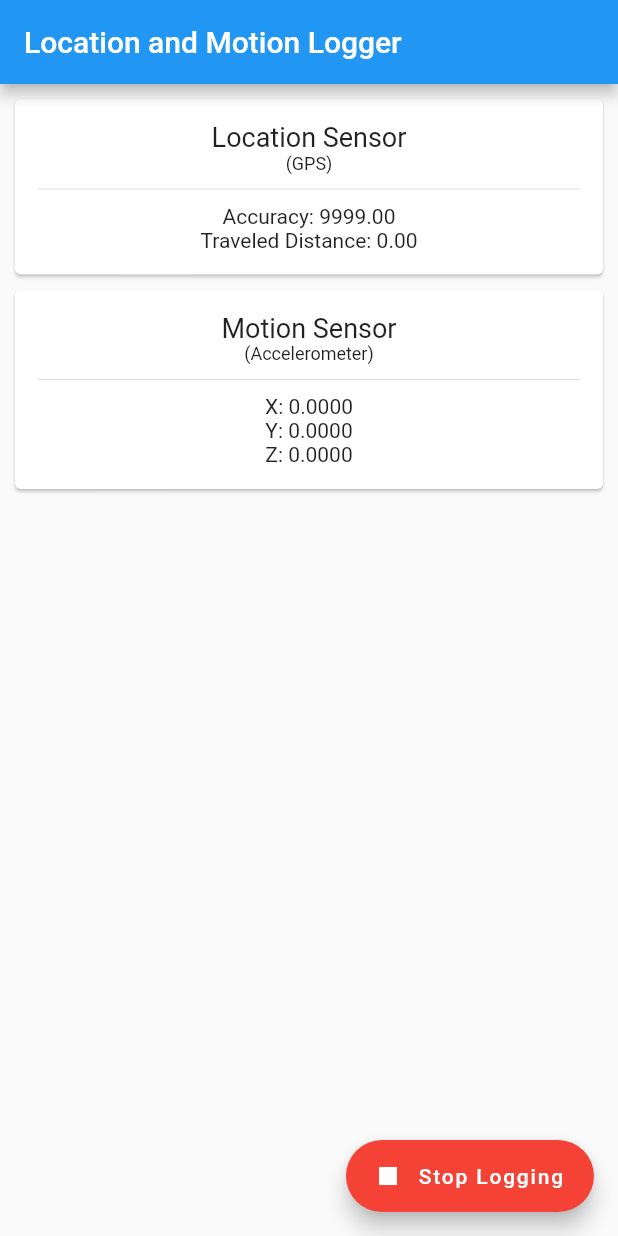
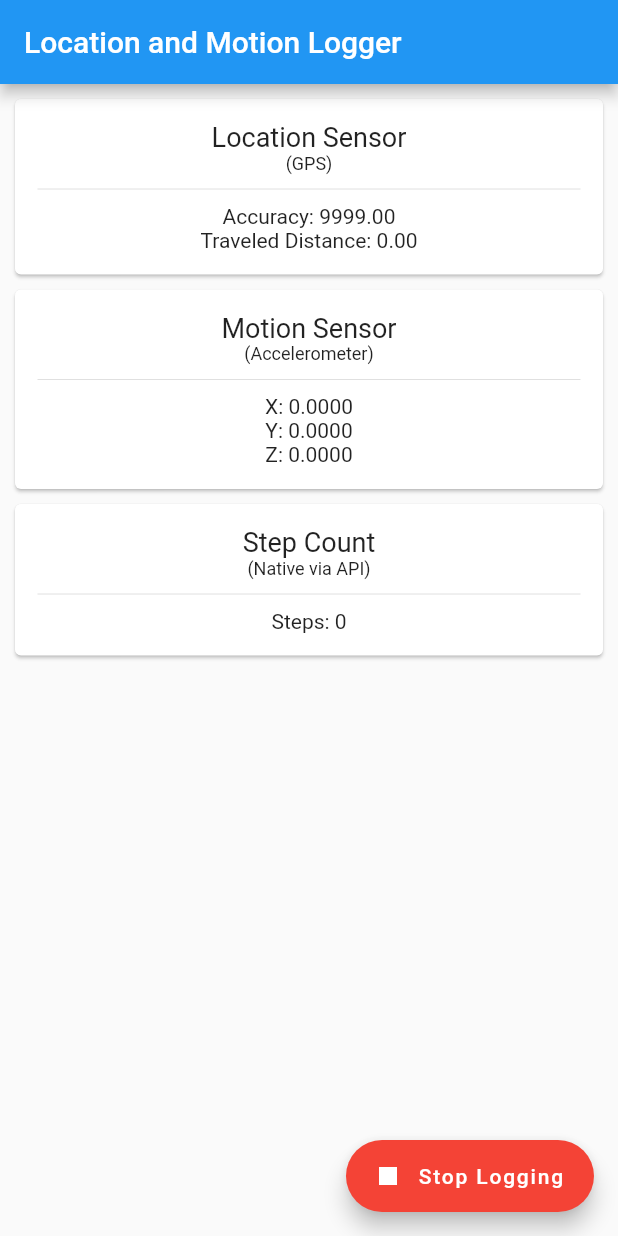
Before and after one commit to leogreu/sensor_gps_logger, a Flutter app: the screen it shows after launch, after a tap on "Start Logging", on a phone screen of 412 x 824 dp. Run offline on Flutter 3.47's test engine with Material 2 defaults, Android fonts, the phone set to English and light mode, and no system bars; our stand-ins replace geolocator, pedometer.

Commit message:
Added step count to UI

```diff
--- a/lib/main.dart
+++ b/lib/main.dart
@@ -4,6 +4,7 @@ import 'dart:async';
 import 'package:sensor_gps_logger/location.dart';
 import 'package:sensor_gps_logger/motion.dart';
 import 'package:sensor_gps_logger/logger.dart';
+import 'package:pedometer/pedometer.dart';
 
 void main() => runApp(MyApp());
 
@@ -35,6 +36,8 @@ class _MyHomePageState extends State<MyHomePage> {
   double accuracy = 9999.0;
   double traveledDistance = 0.0;
 
+  int stepCount = 0;
+
   double x = 0.0;
   double y = 0.0;
   double z = 0.0;
@@ -42,6 +45,7 @@ class _MyHomePageState extends State<MyHomePage> {
   StreamSubscription<AccuracyEvent> accuracyStreamSubscription;
   StreamSubscription<double> traveledDistanceStreamSubscription;
   StreamSubscription<MotionEvent> motionStreamSubscription;
+  StreamSubscription<int> stepCounterStreamSubscription;
 
   toggleLogging() {
     setState(() {
@@ -53,6 +57,8 @@ class _MyHomePageState extends State<MyHomePage> {
         if (traveledDistanceStreamSubscription != null) {
           traveledDistanceStreamSubscription.cancel();
           traveledDistanceStreamSubscription = null;
+          stepCounterStreamSubscription.cancel();
+          stepCounterStreamSubscription = null;
           motionStreamSubscription.pause();
           askToSendLog();
         }
@@ -62,9 +68,13 @@ class _MyHomePageState extends State<MyHomePage> {
         buttonColor = Colors.red;
         isLogging = true;
         traveledDistance = 0.0;
+        stepCount = 0;
         traveledDistanceStreamSubscription = Location().getTraveledDistanceStream().listen((double traveledDistance) {
           this.traveledDistance = traveledDistance;
           Logger().setTraveledDistance(traveledDistance);
+        });
+        stepCounterStreamSubscription = Pedometer().stepCountStream.listen((int stepCount){
+          this.stepCount = stepCount;
         });
       }
     });
@@ -134,6 +144,21 @@ class _MyHomePageState extends State<MyHomePage> {
                   Text("X: ${x.toStringAsFixed(4)}"),
                   Text("Y: ${y.toStringAsFixed(4)}"),
                   Text("Z: ${z.toStringAsFixed(4)}")
+                ],
+              )
+            )
+          ),
+          Card(
+            margin: EdgeInsets.only(top: 10.0, left: 10.0, right: 10.0),
+            child: Container(
+              margin: EdgeInsets.all(15.0),
+              child: Column(
+                crossAxisAlignment: CrossAxisAlignment.center,
+                children: <Widget>[
+                  Text("Step Count", style: TextStyle(fontSize: 18)),
+                  Text("(Native via API)", style: TextStyle(fontSize: 12)),
+                  Divider(height: 20.0),
+                  Text("Steps: $stepCount"),
                 ],
               )
             )
@@ -228,6 +253,11 @@ class _MyHomePageState extends State<MyHomePage> {
         motionStreamSubscription = null;
       }
 
+      if (stepCounterStreamSubscription != null) {
+        stepCounterStreamSubscription.cancel();
+        stepCounterStreamSubscription = null;
+      }
+
       super.dispose();
     }
 }
--- a/lib/motion.dart
+++ b/lib/motion.dart
@@ -20,7 +20,7 @@ class Motion {
   int _eventsPerSecond = 0;
 
   void _initiateMotionStream() {
-    //setSensorsSampleRate(30);
+    setSensorsSampleRate(10);
     _accelerometerStreamSubscription = accelerometerEvents.listen((AccelerometerEvent accelerometerEvent) {
       _lastX = accelerometerEvent.x;
       _lastY = accelerometerEvent.y;
@@ -33,7 +33,7 @@ class Motion {
       _eventsPerSecond = 0;
     });
 
-    Timer.periodic(Duration(milliseconds: 50), (Timer timer) {
+    Timer.periodic(Duration(milliseconds: 100), (Timer timer) {
       if (_accelerometerStreamController != null && _accelerometerStreamController.hasListener) {
         _accelerometerStreamController.sink.add(MotionEvent(_lastX, _lastY, _lastZ));
       } else if (_accelerometerStreamController != null) {
--- a/pubspec.yaml
+++ b/pubspec.yaml
@@ -25,6 +25,7 @@ dependencies:
   share: ^0.5.3
   path_provider: ^0.4.1
   http: ^0.12.0+1
+  pedometer: ^0.0.5
 
 dev_dependencies:
   flutter_test:
```
Also changed, not shown: 2 other files.
